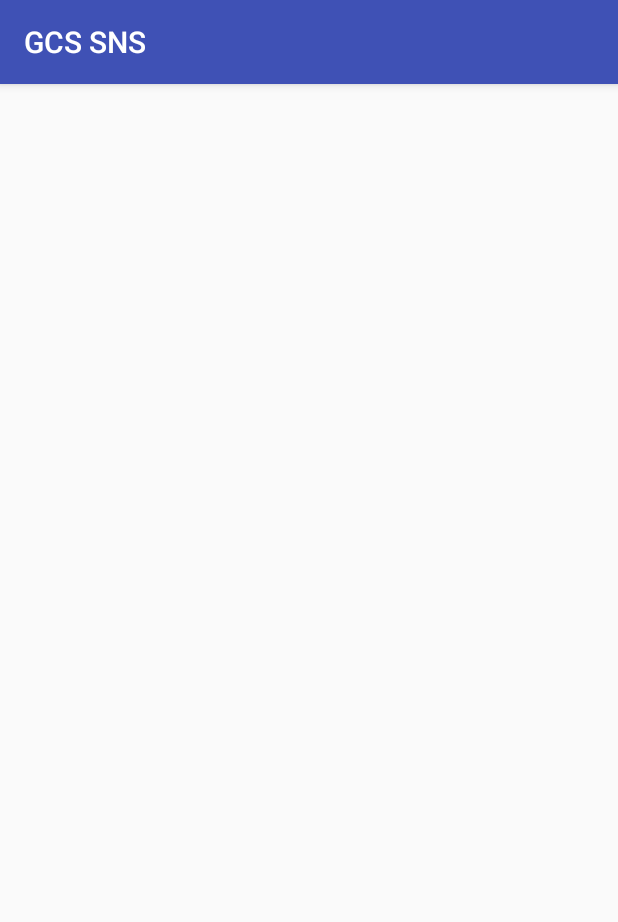
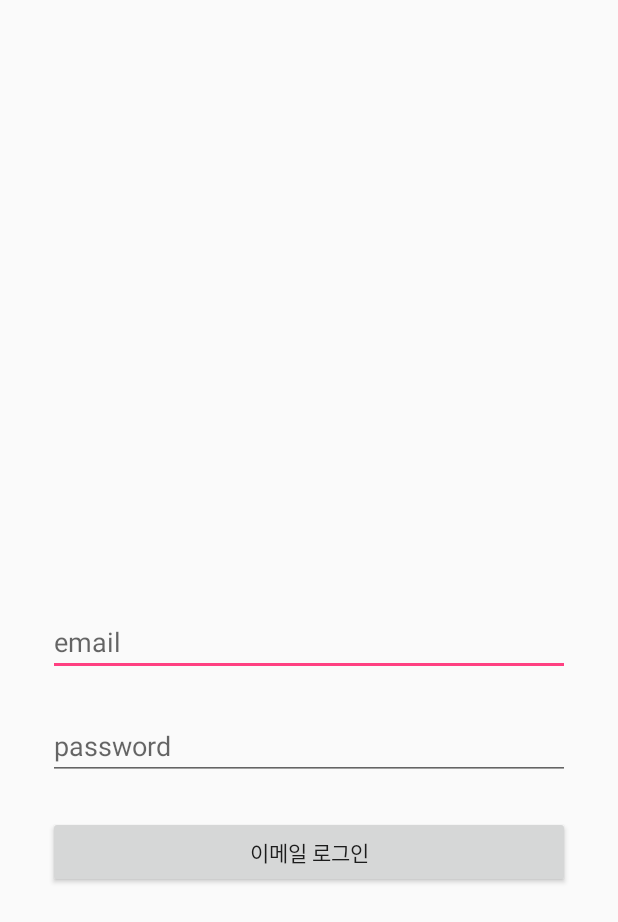
Before and after one commit to GaeTaeng/GCSSNS, an Android app: the screen it shows after launch (LoginActivity), on a phone screen of 412 x 824 dp. Shown: the top 922 px of the screen. Run offline under Robolectric (Android 15) with nearby library versions, the phone set to English and light mode, and no system bars.

Commit message:
Commit test

```diff
--- a/app/src/main/res/layout/activity_login.xml
+++ b/app/src/main/res/layout/activity_login.xml
@@ -4,11 +4,47 @@
     xmlns:tools="http://schemas.android.com/tools"
     android:layout_width="match_parent"
     android:layout_height="match_parent"
-    tools:context=".LoginActivity">
+    tools:context=".LoginActivity"
+    tools:layout_editor_absoluteY="25dp">
 
-    <LinearLayout
+    <EditText
+        android:id="@+id/editText_login_email"
+        android:layout_width="match_parent"
+        android:layout_height="wrap_content"
+        android:layout_marginBottom="24dp"
+        android:layout_marginEnd="32dp"
+        android:layout_marginStart="32dp"
+        android:hint="email"
+        app:layout_constraintBottom_toTopOf="@+id/editText"
+        app:layout_constraintEnd_toEndOf="parent"
+        app:layout_constraintStart_toStartOf="parent" />
 
+    <EditText
+        android:id="@+id/editText"
         android:layout_width="match_parent"
-        android:layout_height="wrap_content">
-    </LinearLayout>
+        android:layout_height="wrap_content"
+        android:layout_marginBottom="24dp"
+        android:layout_marginEnd="32dp"
+        android:layout_marginStart="32dp"
+        android:ems="10"
+        android:hint="password"
+        android:inputType="textPersonName"
+        app:layout_constraintBottom_toTopOf="@+id/button2"
+        app:layout_constraintEnd_toEndOf="parent"
+        app:layout_constraintHorizontal_bias="0.25"
+        app:layout_constraintStart_toStartOf="parent" />
+
+    <Button
+        android:id="@+id/button2"
+        android:layout_width="match_parent"
+        android:layout_height="wrap_content"
+        android:layout_marginBottom="232dp"
+        android:layout_marginEnd="32dp"
+        android:layout_marginStart="32dp"
+        android:text="이메일 로그인"
+        app:layout_constraintBottom_toBottomOf="parent"
+        app:layout_constraintEnd_toEndOf="parent"
+        app:layout_constraintHorizontal_bias="0.0"
+        app:layout_constraintStart_toStartOf="parent" />
+
 </android.support.constraint.ConstraintLayout>
--- a/app/src/main/res/values/styles.xml
+++ b/app/src/main/res/values/styles.xml
@@ -1,7 +1,7 @@
 <resources>
 
     <!-- Base application theme. -->
-    <style name="AppTheme" parent="Theme.AppCompat.Light.DarkActionBar">
+    <style name="AppTheme" parent="Theme.AppCompat.Light.NoActionBar">
         <!-- Customize your theme here. -->
         <item name="colorPrimary">@color/colorPrimary</item>
         <item name="colorPrimaryDark">@color/colorPrimaryDark</item>
```
